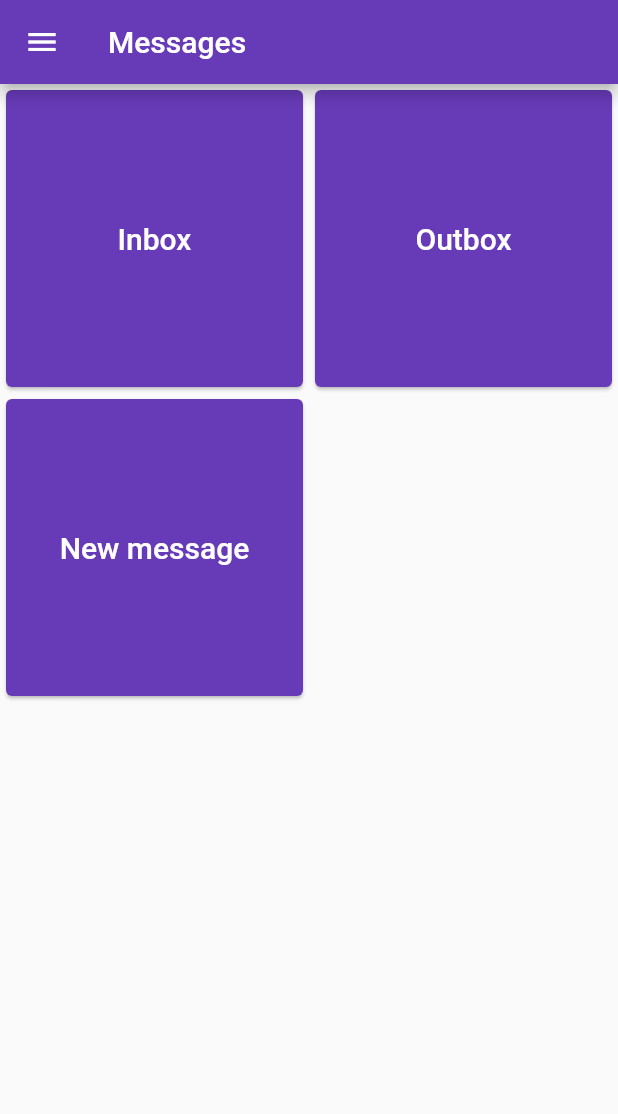
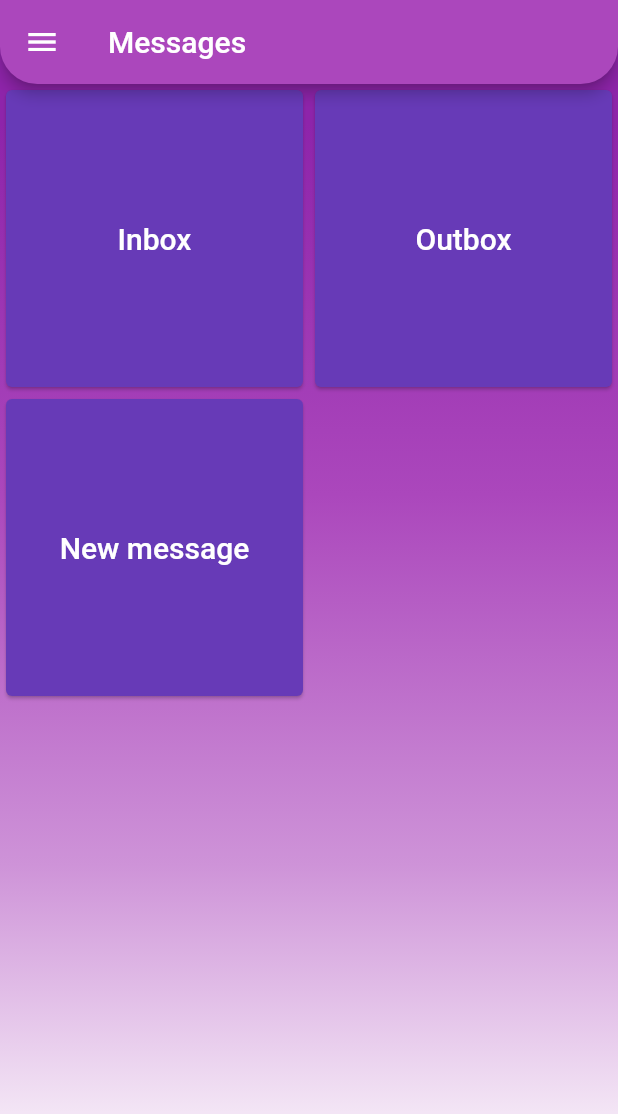
Before and after one commit to Sekarre/eDiaryMobile, a Flutter app: the HomePage screen opened directly, after a tap on "Messages", on a phone screen of 412 x 824 dp. Shown: the top 1114 px of the screen. Run offline on Flutter 3.47's test engine with Material 2 defaults, Android fonts, the light colour scheme and no system bars; our stand-ins replace flutter_secure_storage, open_file, permission_handler, readmore, rflutter_alert; missing offline and left inert: downloads_path_provider_28; accounts and stored records are empty.

Commit message:
Year closing, moving parts of code to shared components. Closes #19

```diff
--- a/e_diary_mobile/lib/URI.dart
+++ b/e_diary_mobile/lib/URI.dart
@@ -14,3 +14,4 @@ Uri SERVER_USER_NOTICES = Uri.parse("$SERVER_IP/user/notices");
 
 Uri SERVER_HEADMASTER_TEACHER = Uri.parse("$SERVER_IP/headmaster/teacher-report/teachers");
 Uri SERVER_HEADMASTER_TEACHER_REPORT = Uri.parse("$SERVER_IP/headmaster/teacher-report");
+Uri SERVER_HEADMASTER_CLOSE_YEAR = Uri.parse("$SERVER_IP/headmaster/year-closing");
--- a/e_diary_mobile/lib/home/home.dart
+++ b/e_diary_mobile/lib/home/home.dart
@@ -2,6 +2,8 @@ import 'package:e_diary_mobile/messages/widgets/message_home.dart';
 import 'package:e_diary_mobile/notices/widgets/notice_home.dart';
 import 'package:e_diary_mobile/reports/widgets/teacher_report.dart';
 import 'package:e_diary_mobile/profile/profile.dart';
+import 'package:e_diary_mobile/shared/components/app_common.dart';
+import 'package:e_diary_mobile/yearclosing/widgets/close_year.dart';
 import 'package:flutter/material.dart';
 import 'package:flutter_secure_storage/flutter_secure_storage.dart';
 
@@ -18,32 +20,11 @@ class HomePage extends StatelessWidget {
     return Container(
       height: double.infinity,
       width: double.infinity,
-      decoration: BoxDecoration(
-        gradient: LinearGradient(
-          begin: Alignment.topCenter,
-          end: Alignment.bottomCenter,
-          colors: [
-            Color(0xFF8E24AA),
-            Color(0xFFAB47BC),
-            Color(0xFFCE93D8),
-            Color(0xFFF3E5F5),
-          ],
-          stops: [0.1, 0.3, 0.5, 0.9],
-        ),
-      ),
+      decoration: buildBoxDecoration(),
       child: Scaffold(
       backgroundColor: Colors.transparent,
       drawer: NavDrawer(),
-      appBar: AppBar(
-        title: Text("Main"),
-        actions: <Widget>[],
-        backgroundColor: Color(0xFFAB47BC),
-        shape: RoundedRectangleBorder(
-          borderRadius: BorderRadius.vertical(
-            bottom: Radius.circular(25.0),
-          )
-        )
-      ),
+      appBar: buildAppBar("Home"),
       body: FutureBuilder<String>(
         future: rolesOrEmpty,
         builder: (context, snapshot) {
@@ -300,7 +281,7 @@ Widget teacherReport(BuildContext context) {
   return InkWell(
     splashColor: Colors.deepPurple,
     onTap: () => {
-      Navigator.pushReplacement(
+      Navigator.push(
         context,
         MaterialPageRoute(builder: (context) => TeacherReportWidget()),
       ),
@@ -335,7 +316,12 @@ Widget teacherReport(BuildContext context) {
 Widget closeYear(BuildContext context) {
   return InkWell(
     splashColor: Colors.deepPurple,
-    onTap: () => null,
+    onTap: () => {
+      Navigator.push(
+        context,
+        MaterialPageRoute(builder: (context) => CloseYearWidget()),
+      ),
+    },
     child: Card(
       shape: RoundedRectangleBorder(
         borderRadius: BorderRadius.circular(35.0),
--- a/e_diary_mobile/lib/messages/widgets/message_home.dart
+++ b/e_diary_mobile/lib/messages/widgets/message_home.dart
@@ -1,5 +1,6 @@
 import 'package:e_diary_mobile/messages/widgets/new_message.dart';
 import 'package:e_diary_mobile/messages/widgets/outbox.dart';
+import 'package:e_diary_mobile/shared/components/app_common.dart';
 import 'package:flutter/material.dart';
 
 import '../../auth/auth.dart';
@@ -12,17 +13,20 @@ class MessageHomeWidget extends StatelessWidget {
 
   @override
   Widget build(BuildContext context) {
-    return Scaffold(
+    return Container(
+      height: double.infinity,
+      width: double.infinity,
+      decoration: buildBoxDecoration(),
+      child: Scaffold(
         drawer: NavDrawer(),
-      appBar: AppBar(
-        title: Text("Messages"),
-        actions: <Widget>[],
-      ),
+        backgroundColor: Colors.transparent,
+        appBar: buildAppBar("Messages"),
         body: FutureBuilder<String>(
           future: rolesOrEmpty,
           builder: (context, snapshot) {
             return const MessagesWidget();
           },
+        ),
       ),
     );
   }
--- /dev/null
+++ b/e_diary_mobile/lib/shared/components/app_common.dart
@@ -0,0 +1,30 @@
+import 'package:flutter/cupertino.dart';
+import 'package:flutter/material.dart';
+
+BoxDecoration buildBoxDecoration() {
+  return const BoxDecoration(
+    gradient: LinearGradient(
+        begin: Alignment.topCenter,
+        end: Alignment.bottomCenter,
+        colors: [
+          Color(0xFF8E24AA),
+          Color(0xFFAB47BC),
+          Color(0xFFCE93D8),
+          Color(0xFFF3E5F5),
+        ],
+        stops: [0.1, 0.4, 0.7, 0.9]),
+  );
+}
+
+AppBar buildAppBar(String appTitle) {
+  return AppBar(
+      title: Text(appTitle),
+      actions: const <Widget>[],
+      backgroundColor: Color(0xFFAB47BC),
+      shape: const RoundedRectangleBorder(
+          borderRadius: BorderRadius.vertical(
+            bottom: Radius.circular(25.0),
+          )
+      )
+  );
+}
```
Also changed, not shown: e_diary_mobile/lib/messages/widgets/inbox.dart (+11 -7 lines), e_diary_mobile/lib/messages/widgets/inbox_message.dart (+10 -6 lines), e_diary_mobile/lib/messages/widgets/new_message.dart (+13 -6 lines), e_diary_mobile/lib/messages/widgets/outbox.dart (+11 -7 lines), e_diary_mobile/lib/messages/widgets/outbox_message.dart (+10 -6 lines), e_diary_mobile/lib/navbar/nav_drawer.dart (+5 -4 lines), e_diary_mobile/lib/profile/profile.dart (+6 -44 lines), e_diary_mobile/lib/reports/widgets/teacher_report.dart (+15 -5 lines), e_diary_mobile/lib/shared/components/app_common_styles.dart (added, +29 -0 lines), e_diary_mobile/lib/yearclosing/close_year_service.dart (added, +20 -0 lines), e_diary_mobile/lib/yearclosing/widgets/close_year.dart (added, +112 -0 lines). Lines whose indentation alone changed are shown as unchanged.
